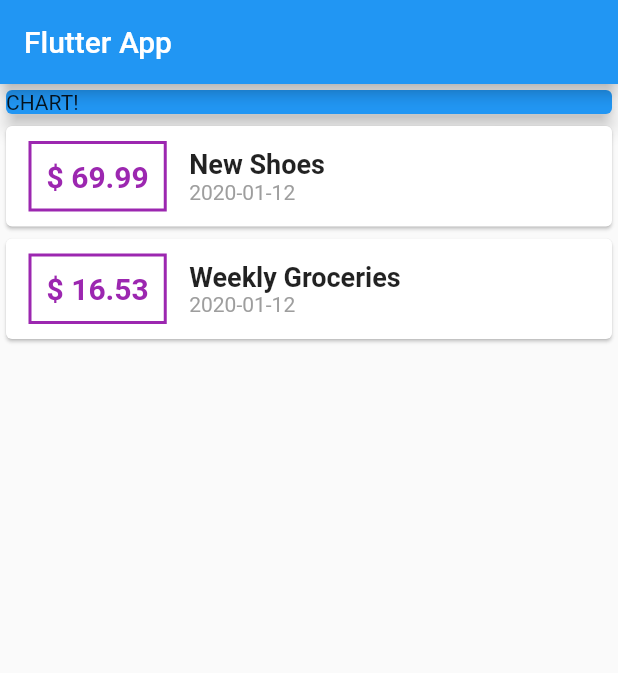
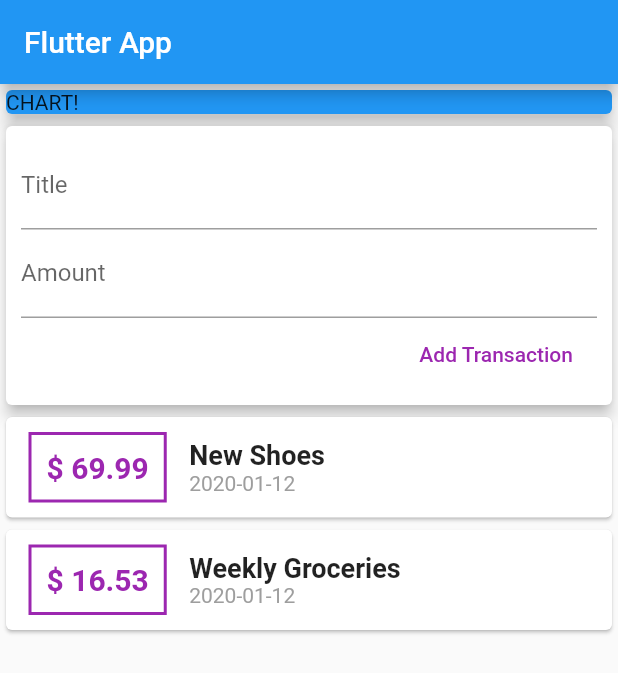
Before and after one commit to juhnjg/flutter_budget_project, a Flutter app: the screen it shows after launch, on a phone screen of 412 x 824 dp. Shown: the top 673 px of the screen. Run offline on Flutter 3.47's test engine with Material 2 defaults, Android fonts, the phone set to English and light mode, and no system bars.

Commit message:
inputTextFiled updated

```diff
--- a/lib/main.dart
+++ b/lib/main.dart
@@ -24,6 +24,10 @@ class MyHomePage extends StatelessWidget {
         amount: 16.53,
         date: DateTime.now())
   ];
+  // String titleInput;
+  // String amountInput;
+  final titleController = TextEditingController();
+  final amountController = TextEditingController();
 
   @override
   Widget build(BuildContext context) {
@@ -36,12 +40,41 @@ class MyHomePage extends StatelessWidget {
             crossAxisAlignment: CrossAxisAlignment.stretch,
             children: <Widget>[
               Container(
-                  width: double.infinity,
-                  child: Card(
-                    color: Colors.blue,
-                    child: Text('CHART!'),
-                    elevation: 5,
-                  )),
+                width: double.infinity,
+                child: Card(
+                  color: Colors.blue,
+                  child: Text('CHART!'),
+                  elevation: 5,
+                ),
+              ),
+              Card(
+                elevation: 4,
+                child: Container(
+                  padding: EdgeInsets.all(10),
+                  child: Column(
+                    crossAxisAlignment: CrossAxisAlignment.end,
+                    children: <Widget>[
+                      TextField(
+                        decoration: InputDecoration(labelText: 'Title'),
+                        onChanged: (val) {
+                          titleInput = val;
+                        },
+                      ),
+                      TextField(
+                        decoration: InputDecoration(labelText: 'Amount'),
+                        onChanged: (val) => amountInput = val,
+                      ),
+                      FlatButton(
+                        child: Text('Add Transaction'),
+                        textColor: Colors.purple,
+                        onPressed: () {
+
+                        },
+                      )
+                    ],
+                  ),
+                ),
+              ),
               Column(
                 children: transactions.map((tx) {
                   return Card(
```
